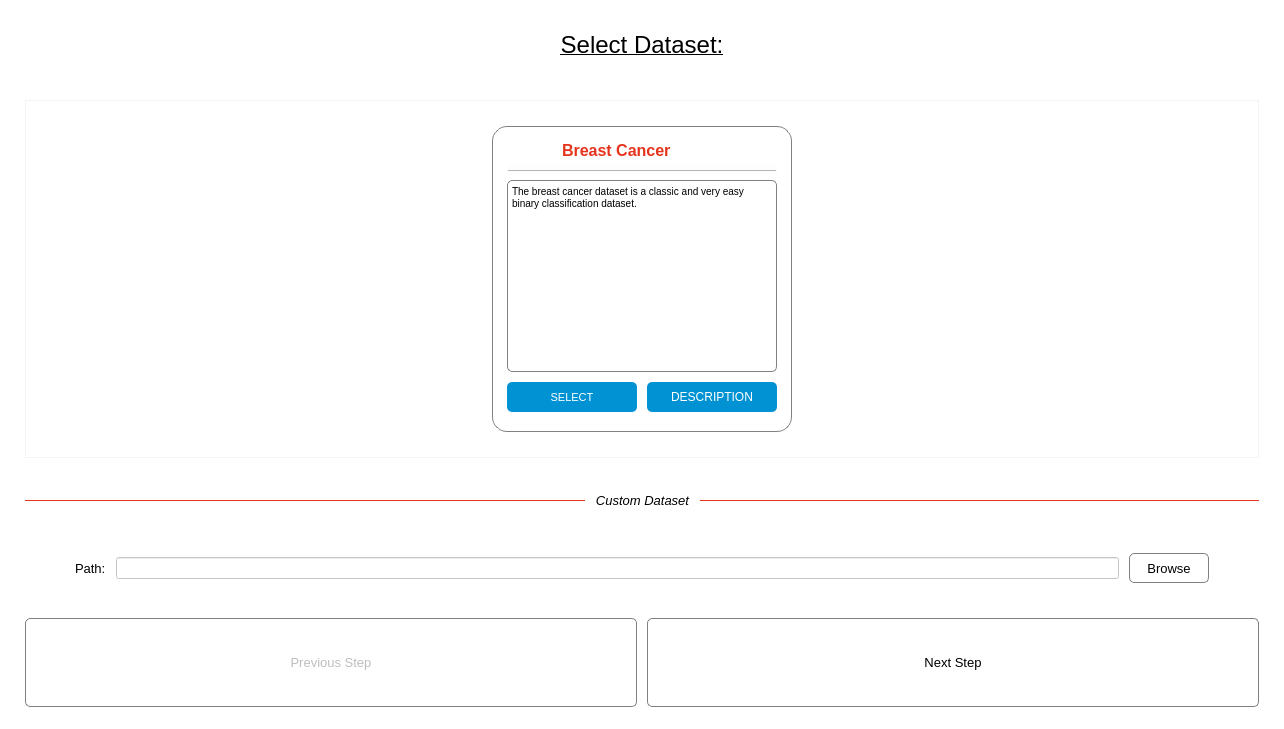
Before: the Qt Designer form UI/Design/dataset.ui in MarkMolenmakerHU/INNO_xAITool, drawn with Qt 5.
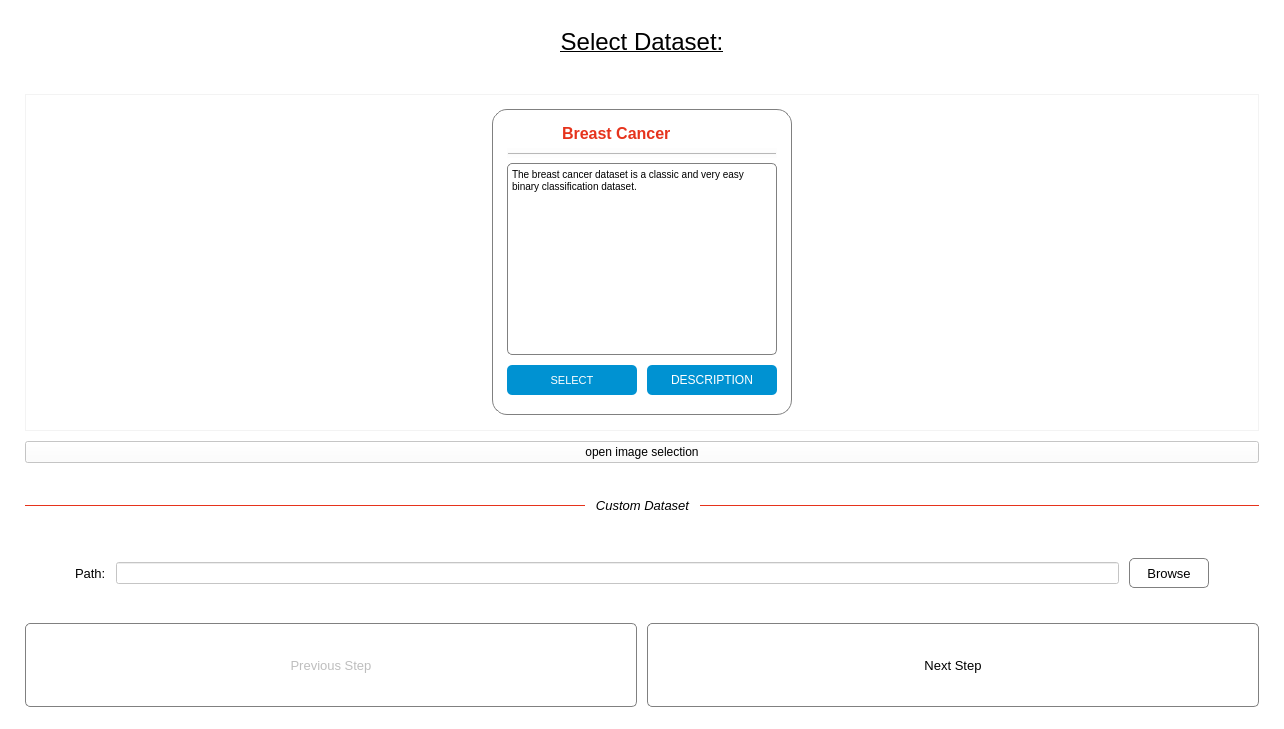
After: the same form once the commit is applied. Icons and pictures are not drawn.

Commit message: Image Dataset Selection

```diff
--- a/UI/Design/dataset.ui
+++ b/UI/Design/dataset.ui
@@ -542,8 +542,14 @@
               <string>&lt;!DOCTYPE HTML PUBLIC &quot;-//W3C//DTD HTML 4.0//EN&quot; &quot;http://www.w3.org/TR/REC-html40/strict.dtd&quot;&gt;
 &lt;html&gt;&lt;head&gt;&lt;meta name=&quot;qrichtext&quot; content=&quot;1&quot; /&gt;&lt;style type=&quot;text/css&quot;&gt;
 p, li { white-space: pre-wrap; }
-&lt;/style&gt;&lt;/head&gt;&lt;body style=&quot; font-family:'MS Shell Dlg 2'; font-size:7.8pt; font-weight:400; font-style:normal;&quot;&gt;
-&lt;p style=&quot; margin-top:5px; margin-bottom:5px; margin-left:0px; margin-right:0px; -qt-block-indent:0; text-indent:0px;&quot;&gt;The breast cancer dataset is a classic and very easy binary classification dataset.&lt;/p&gt;&lt;/body&gt;&lt;/html&gt;</string>
+&lt;/style&gt;&lt;/head&gt;&lt;body style=&quot; font-family:'MS Shell Dlg 2'; font-size:8.25pt; font-weight:400; font-style:normal;&quot;&gt;
+&lt;p style=&quot; margin-top:5px; margin-bottom:5px; margin-left:0px; margin-right:0px; -qt-block-indent:0; text-indent:0px;&quot;&gt;&lt;span style=&quot; font-size:7.8pt;&quot;&gt;The breast cancer dataset is a classic and very easy binary classification dataset.&lt;/span&gt;&lt;/p&gt;&lt;/body&gt;&lt;/html&gt;</string>
+             </property>
+             <property name="markdown" stdset="0">
+              <string>The breast cancer dataset is a classic and very easy binary classification
+dataset.
+
+</string>
              </property>
             </widget>
            </item>
@@ -588,6 +594,13 @@
       </widget>
      </widget>
     </item>
+    <item row="2" column="0">
+     <widget class="QPushButton" name="openImageSelectionBtn">
+      <property name="text">
+       <string>open image selection</string>
+      </property>
+     </widget>
+    </item>
    </layout>
   </widget>
   <widget class="QMenuBar" name="menubar">
```
Left out of the diff: 8 changed lines with no effect on the pictures. The commit also changes 3 other files.
